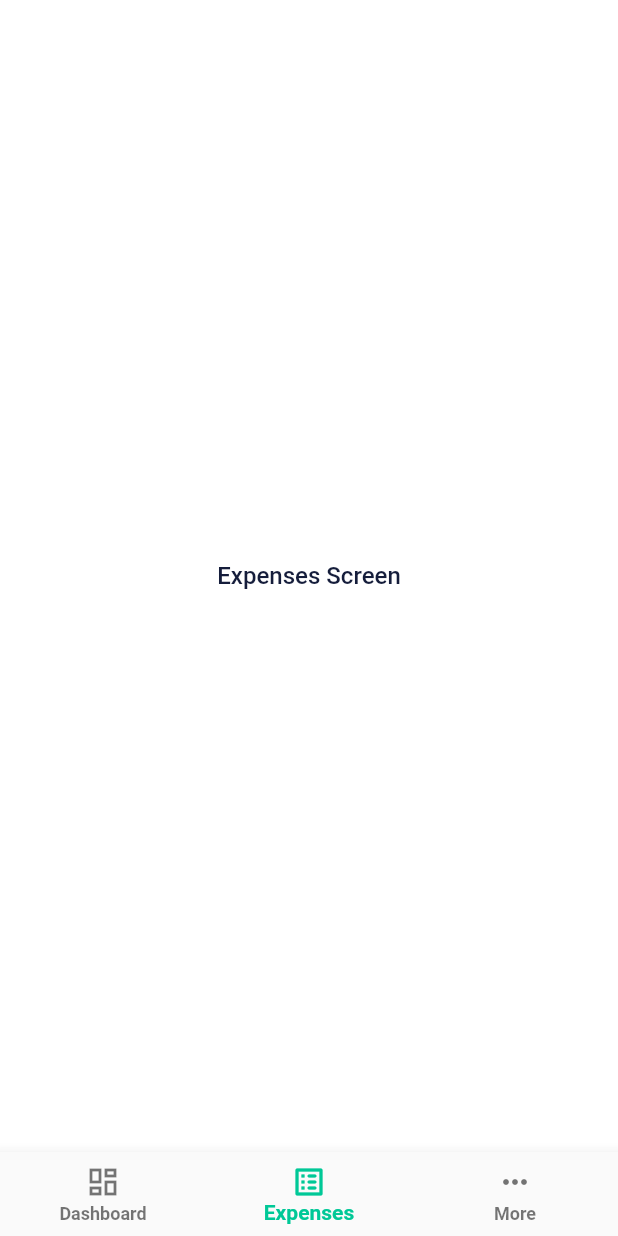
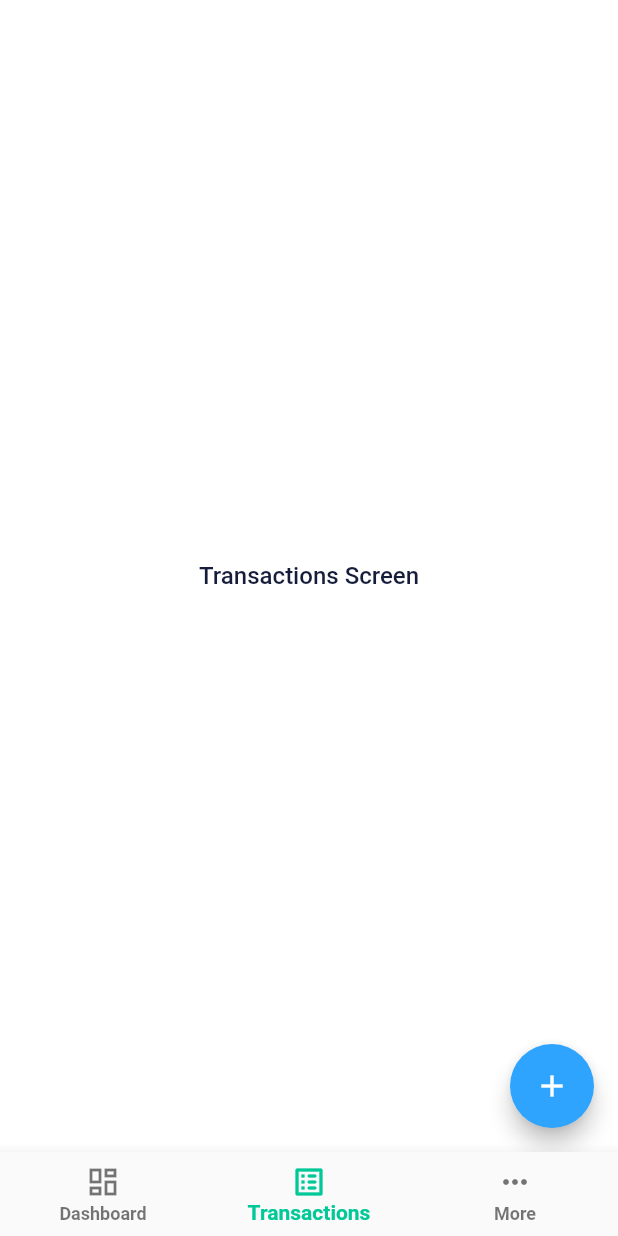
Before and after one commit to anibalventura/caishen-wallet-flutter, a Flutter app: the screen it shows once a user with an empty profile is signed in, item 2 of the bottom bar chosen, on a phone screen of 412 x 824 dp. Run offline on Flutter 3.47's test engine with Material 2 defaults, Android fonts, the phone set to English and light mode, and no system bars; our stand-ins replace animated_text_kit, easy_localization, firebase_auth, firebase_core, flutter_screenutil, google_fonts and 1 more; accounts and stored records are empty; generated files the repository leaves out were written again.

Commit message:
Change expenses (word) for transaction.

```diff
--- a/assets/lang/en.json
+++ b/assets/lang/en.json
@@ -8,8 +8,8 @@
   "no_account": "Not an user? Create account",
   "/////////////////// Dashboard Screen /////////////////////": "",
   "dashboard": "Dashboard",
-  "/////////////////// Expenses Screen /////////////////////": "",
-  "expenses": "Expenses",
+  "/////////////////// Transactions Screen /////////////////////": "",
+  "transactions": "Transactions",
   "///////////////////// More Screen ///////////////////////": "",
   "more": "More"
 }
--- a/assets/lang/es.json
+++ b/assets/lang/es.json
@@ -8,8 +8,8 @@
   "no_account": "No eres un usuario? Crear una cuenta",
   "/////////////////// Dashboard Screen /////////////////////": "",
   "dashboard": "Dashboard",
-  "/////////////////// Expenses Screen /////////////////////": "",
-  "expenses": "Gastos",
+  "/////////////////// Transactions Screen /////////////////////": "",
+  "transactions": "Transacciones",
   "///////////////////// More Screen ///////////////////////": "",
   "more": "Más"
 }
--- a/lib/app.dart
+++ b/lib/app.dart
@@ -1,9 +1,9 @@
 import 'package:caishen_wallet/services/auth.dart';
 import 'package:caishen_wallet/ui/screens/dashboard_screen.dart';
-import 'package:caishen_wallet/ui/screens/expenses_screen.dart';
 import 'package:caishen_wallet/ui/screens/home_screen.dart';
 import 'package:caishen_wallet/ui/screens/login_screen.dart';
 import 'package:caishen_wallet/ui/screens/more_screen.dart';
+import 'package:caishen_wallet/ui/screens/transactions_screen.dart';
 import 'package:caishen_wallet/ui/themes.dart';
 import 'package:caishen_wallet/ui/widgets/liquid_progress_indicator_widget.dart';
 import 'package:caishen_wallet/utils/localizations.dart';
@@ -28,7 +28,7 @@ class CaishenWalletApp extends StatelessWidget {
             LoginScreen.routeName: (_) => LoginScreen(),
             HomeScreen.routeName: (_) => HomeScreen(),
             DashboardScreen.routeName: (_) => DashboardScreen(),
-            ExpensesScreen.routeName: (_) => ExpensesScreen(),
+            TransactionsScreen.routeName: (_) => TransactionsScreen(),
             MoreScreen.routeName: (_) => MoreScreen(),
           },
           home: StreamBuilder(
--- a/lib/ui/screens/expenses_screen.dart
+++ /dev/null
@@ -1,22 +0,0 @@
-import 'package:caishen_wallet/utils/utils.dart';
-import 'package:flutter/material.dart';
-
-class ExpensesScreen extends StatelessWidget {
-  const ExpensesScreen({Key? key}) : super(key: key);
-
-  static const String routeName = '/expenses_screen';
-
-  @override
-  Widget build(BuildContext context) {
-    return Scaffold(
-      body: SafeArea(
-        child: Center(
-          child: Text(
-            'Expenses Screen',
-            style: Utils.theme(context).textTheme.bodyText1,
-          ),
-        ),
-      ),
-    );
-  }
-}
--- a/lib/ui/screens/home_screen.dart
+++ b/lib/ui/screens/home_screen.dart
@@ -1,7 +1,7 @@
 import 'dart:io';
 import 'package:caishen_wallet/ui/screens/dashboard_screen.dart';
-import 'package:caishen_wallet/ui/screens/expenses_screen.dart';
 import 'package:caishen_wallet/ui/screens/more_screen.dart';
+import 'package:caishen_wallet/ui/screens/transactions_screen.dart';
 import 'package:caishen_wallet/utils/localizations.dart';
 import 'package:caishen_wallet/utils/utils.dart';
 import 'package:easy_localization/easy_localization.dart';
@@ -22,7 +22,7 @@ class _HomeScreen extends State<HomeScreen> {
 
   final List<Widget> _navOptions = const [
     DashboardScreen(),
-    ExpensesScreen(),
+    TransactionsScreen(),
     MoreScreen(),
   ];
 
@@ -45,7 +45,7 @@ class _HomeScreen extends State<HomeScreen> {
             ),
           ),
           BottomNavigationBarItem(
-            label: tr(LocaleTr.expenses),
+            label: tr(LocaleTr.transactions),
             icon: Icon(
               Platform.isAndroid
                   ? Icons.list_alt_rounded
--- /dev/null
+++ b/lib/ui/screens/transactions_screen.dart
@@ -0,0 +1,27 @@
+import 'package:caishen_wallet/utils/utils.dart';
+import 'package:flutter/material.dart';
+
+class TransactionsScreen extends StatelessWidget {
+  const TransactionsScreen({Key? key}) : super(key: key);
+
+  static const String routeName = '/transactions_screen';
+
+  @override
+  Widget build(BuildContext context) {
+    return Scaffold(
+      body: SafeArea(
+        child: Center(
+          child: Text(
+            'Transactions Screen',
+            style: Utils.theme(context).textTheme.bodyText1,
+          ),
+        ),
+      ),
+      floatingActionButton: FloatingActionButton(
+        backgroundColor: Utils.theme(context).colorScheme.secondary,
+        child: const Icon(Icons.add, color: Colors.white),
+        onPressed: () {},
+      ),
+    );
+  }
+}
--- a/lib/utils/localizations.dart
+++ b/lib/utils/localizations.dart
@@ -19,8 +19,8 @@ class LocaleTr {
   // Dashboard Screen.
   static const String dashboard = 'dashboard';
 
-  // Expenses Screen.
-  static const String expenses = 'expenses';
+  // Transactions Screen.
+  static const String transactions = 'transactions';
 
   // More Screen.
   static const String more = 'more';
```
